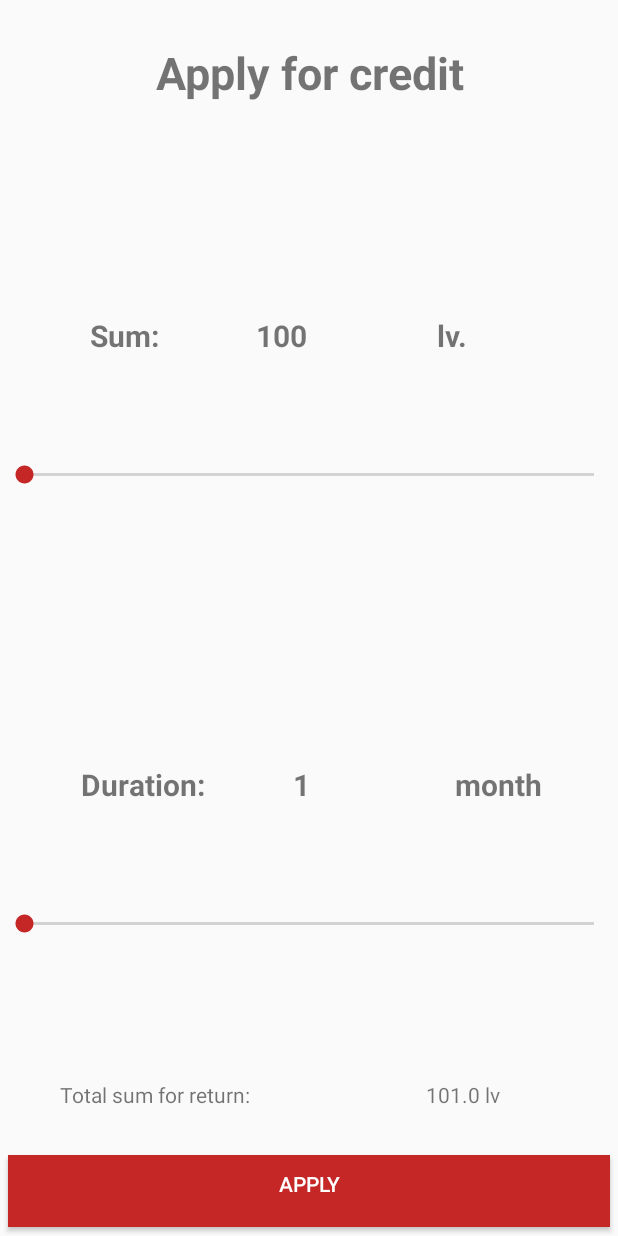
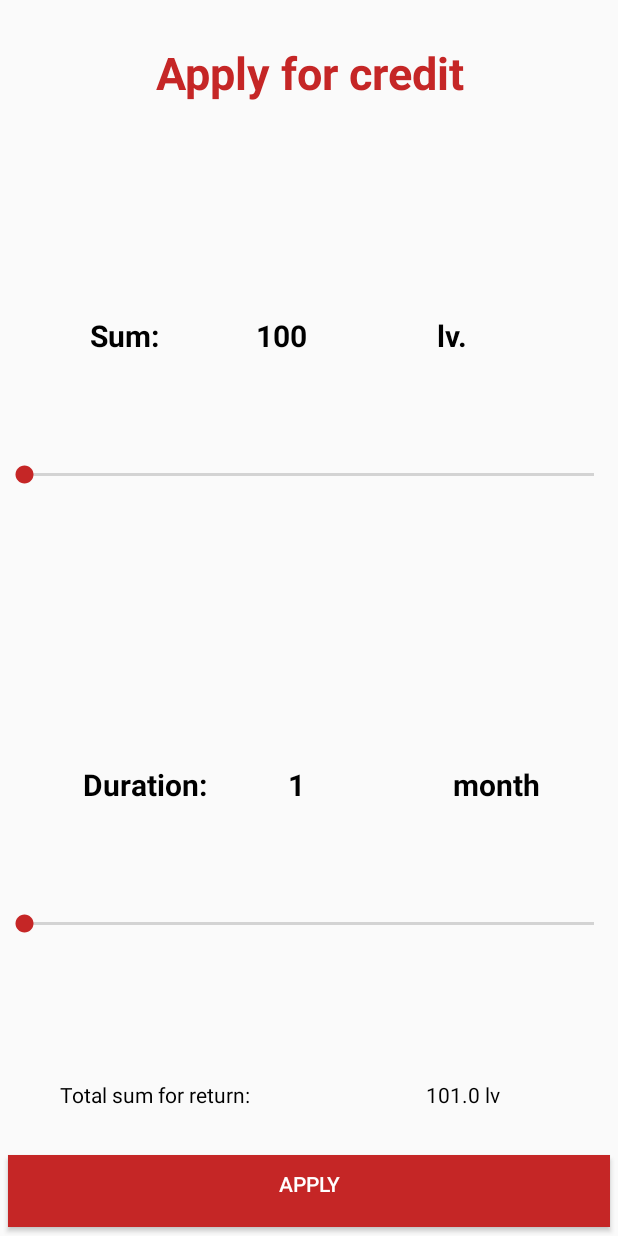
Before and after one commit to CreditApp/CreditApp, an Android app: the fragment ApplyFragment shown on its own in the app's theme, on a phone screen of 412 x 824 dp. Run offline under Robolectric (Android 15) with nearby library versions, the phone set to English and light mode, and no system bars.

Commit message:
Some constants and some more style changing!

```diff
--- a/app/src/main/res/layout/fragment_about.xml
+++ b/app/src/main/res/layout/fragment_about.xml
@@ -12,8 +12,8 @@
 
         <LinearLayout
             android:layout_width="match_parent"
-            android:layout_height="match_parent"
-            android:layout_margin="20dp"
+            android:layout_height="wrap_content"
+            android:layout_margin="5dp"
             android:orientation="vertical">
 
             <TextView
--- a/app/src/main/res/layout/fragment_apply.xml
+++ b/app/src/main/res/layout/fragment_apply.xml
@@ -27,8 +27,9 @@
                     android:layout_height="wrap_content"
                     android:layout_weight="0.4"
                     android:gravity="center"
-                    android:text="Apply for credit"
+                    android:text="@string/apply_for_credit"
                     android:textSize="30sp"
+                    android:textColor="@color/colorPrimary"
                     android:textStyle="bold" />
 
                 <LinearLayout
@@ -40,6 +41,7 @@
                         android:layout_width="wrap_content"
                         android:layout_height="match_parent"
                         android:layout_weight="1"
+                        android:textColor="@color/black"
                         android:gravity="bottom|center"
                         android:text="Sum: "
                         android:textSize="20sp"
@@ -52,6 +54,7 @@
                         android:layout_weight="1"
                         android:gravity="bottom"
                         android:text="100"
+                        android:textColor="@color/black"
                         android:textSize="20sp"
                         android:textStyle="bold" />
 
@@ -60,6 +63,7 @@
                         android:layout_height="match_parent"
                         android:layout_weight="1"
                         android:gravity="bottom"
+                        android:textColor="@color/black"
                         android:text="@string/lv"
                         android:textSize="20sp"
                         android:textStyle="bold" />
@@ -85,7 +89,8 @@
                         android:layout_height="match_parent"
                         android:layout_weight="1"
                         android:gravity="bottom|center"
-                        android:text="Duration: "
+                        android:text="@string/duration"
+                        android:textColor="@color/black"
                         android:textSize="20sp"
                         android:textStyle="bold" />
 
@@ -96,6 +101,7 @@
                         android:layout_weight="1"
                         android:gravity="bottom"
                         android:text="1"
+                        android:textColor="@color/black"
                         android:textSize="20sp"
                         android:textStyle="bold" />
 
@@ -105,6 +111,7 @@
                         android:layout_weight="1"
                         android:gravity="bottom"
                         android:text="@string/month"
+                        android:textColor="@color/black"
                         android:textSize="20sp"
                         android:textStyle="bold" />
 
@@ -130,7 +137,8 @@
                     android:layout_height="match_parent"
                     android:layout_weight="1"
                     android:gravity="center"
-                    android:text="Total sum for return:" />
+                    android:textColor="@color/black"
+                    android:text="@string/total_sum_for_return" />
 
                 <TextView
                     android:id="@+id/total_sum"
@@ -138,6 +146,7 @@
                     android:layout_height="match_parent"
                     android:layout_weight="1"
                     android:gravity="center"
+                    android:textColor="@color/black"
                     android:text="0 lv." />
             </LinearLayout>
 
@@ -148,7 +157,7 @@
                 android:layout_margin="5dp"
                 android:background="@color/colorPrimary"
                 android:paddingBottom="10dp"
-                android:text="Apply"
+                android:text="@string/apply"
                 android:textColor="@color/white" />
         </LinearLayout>
     </ScrollView>
--- a/app/src/main/res/values/strings.xml
+++ b/app/src/main/res/values/strings.xml
@@ -46,6 +46,10 @@
     <string name="surname">Surname</string>
     <string name="id">ID:</string>
     <string name="log_out">Log out</string>
+    <string name="apply_for_credit">Apply for credit</string>
+    <string name="duration">Duration:</string>
+    <string name="total_sum_for_return">Total sum for return:</string>
+    <string name="apply">Apply</string>
 
 
 </resources>
```
